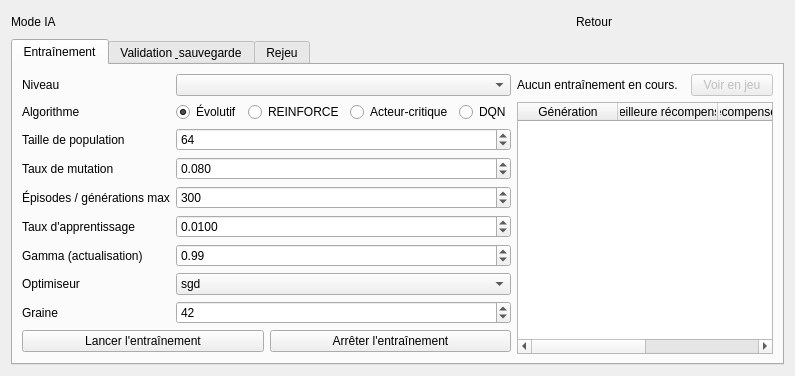
azertval/ProjectGaming, file Source/Elements/UI/AiModeScreen.ui: the form before one commit.
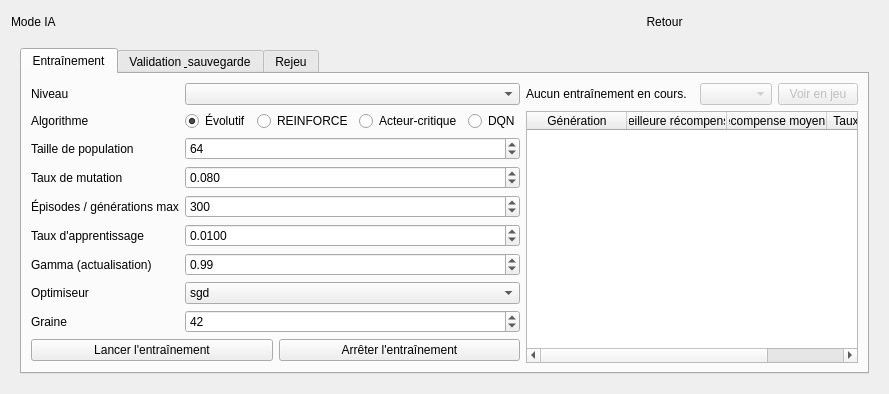
The form after the commit. Custom widgets are drawn as their Qt base class.

```diff
--- a/Source/Elements/UI/AiModeScreen.ui
+++ b/Source/Elements/UI/AiModeScreen.ui
@@ -25,6 +25,11 @@
     </layout>
    </item>
    <item>
+    <!-- Cadre a bordure franche de l'identite pixel art (EX-IHM-070), comme l'ecran de
+         pause et l'ecran de fin de niveau. -->
+    <widget class="hmi::PixelFrameWidget" name="contentFrame">
+     <layout class="QVBoxLayout" name="contentFrameLayout">
+      <item>
     <widget class="QTabWidget" name="tabs">
 
      <!-- ===== Onglet Entrainement ===== -->
@@ -36,13 +41,13 @@
          <item row="0" column="0"><widget class="QLabel" name="levelLabel"><property name="text"><string>Niveau</string></property></widget></item>
          <item row="0" column="1"><widget class="QComboBox" name="levelCombo"/></item>
 
-         <item row="1" column="0"><widget class="QLabel" name="algoLabel"><property name="text"><string>Algorithme</string></property></widget></item>
+         <item row="1" column="0"><widget class="QLabel" name="algorithmLabel"><property name="text"><string>Algorithme</string></property></widget></item>
          <item row="1" column="1">
-          <layout class="QHBoxLayout" name="algoRow">
-           <item><widget class="QRadioButton" name="algoEvoRadio"><property name="text"><string>Évolutif</string></property><property name="checked"><bool>true</bool></property></widget></item>
-           <item><widget class="QRadioButton" name="algoPgRadio"><property name="text"><string>REINFORCE</string></property></widget></item>
-           <item><widget class="QRadioButton" name="algoAcRadio"><property name="text"><string>Acteur-critique</string></property></widget></item>
-           <item><widget class="QRadioButton" name="algoAvanceRadio"><property name="text"><string>DQN</string></property></widget></item>
+          <layout class="QHBoxLayout" name="algorithmRow">
+           <item><widget class="QRadioButton" name="evolutionaryAlgorithmRadio"><property name="text"><string>Évolutif</string></property><property name="checked"><bool>true</bool></property></widget></item>
+           <item><widget class="QRadioButton" name="reinforceAlgorithmRadio"><property name="text"><string>REINFORCE</string></property></widget></item>
+           <item><widget class="QRadioButton" name="actorCriticAlgorithmRadio"><property name="text"><string>Acteur-critique</string></property></widget></item>
+           <item><widget class="QRadioButton" name="advancedAlgorithmRadio"><property name="text"><string>DQN</string></property></widget></item>
           </layout>
          </item>
 
@@ -133,6 +138,7 @@
              <property name="orientation"><enum>Qt::Horizontal</enum></property>
             </spacer>
            </item>
+           <item><widget class="QComboBox" name="generationCombo"><property name="enabled"><bool>false</bool></property></widget></item>
            <item><widget class="QPushButton" name="previewButton"><property name="text"><string>Voir en jeu</string></property><property name="enabled"><bool>false</bool></property></widget></item>
           </layout>
          </item>
@@ -221,10 +227,19 @@
      </widget>
 
     </widget>
+      </item>
+     </layout>
+    </widget>
    </item>
   </layout>
  </widget>
  <customwidgets>
+  <customwidget>
+   <class>hmi::PixelFrameWidget</class>
+   <extends>QWidget</extends>
+   <header>HMI/Interface/PixelFrameWidget.h</header>
+   <container>1</container>
+  </customwidget>
   <customwidget>
    <class>hmi::PixelMenuButton</class>
    <extends>QPushButton</extends>
```
